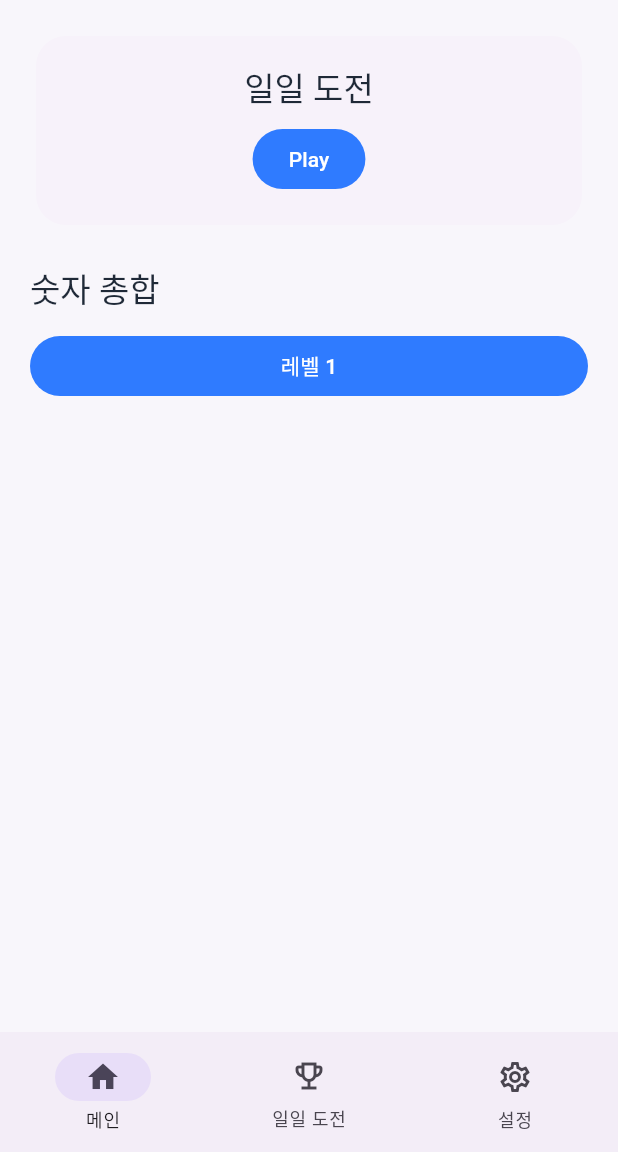
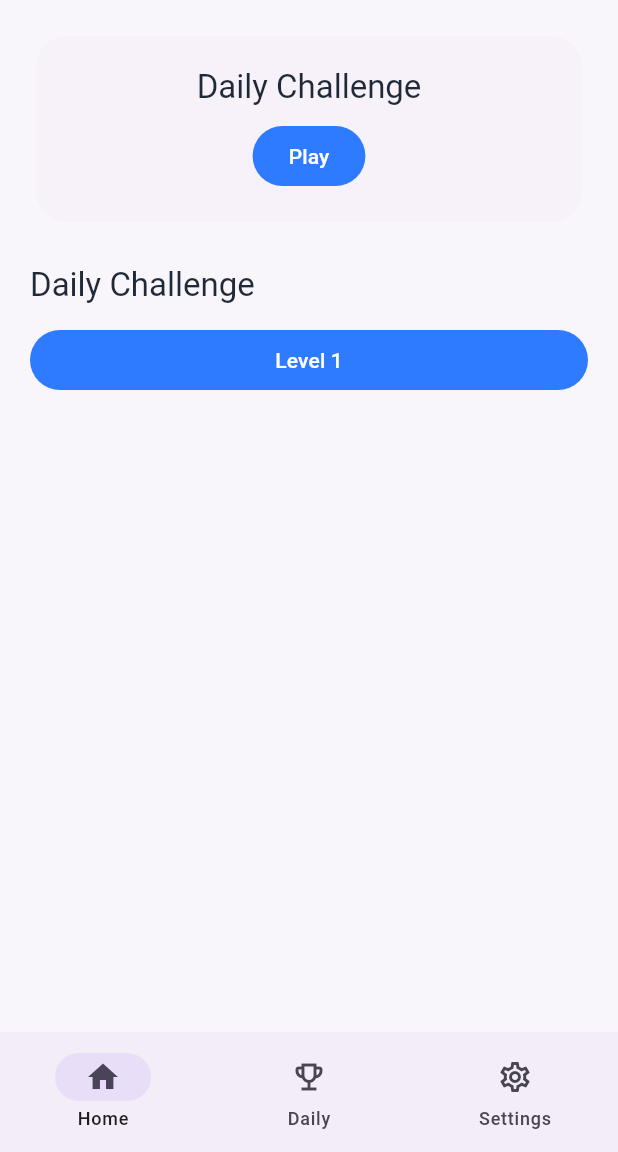
Before and after one commit to hugoMGSung/hugo-vibecodings, a Flutter app: the HomePage screen opened by its route, on a phone screen of 412 x 824 dp, the part 84-1236 px from its top. Run offline on Flutter 3.47's test engine with Material 3 defaults, Android fonts, the phone set to English and light mode, and no system bars; our stand-ins replace cloud_firestore, firebase_core, firebase_messaging, flutter_riverpod, go_router, shared_preferences and 1 more; missing offline and left inert: flame; accounts and stored records are empty.

Commit message:
오늘은 바이브코딩 정리!

```diff
--- a/flutter/flame_puzzle_framework/lib/features/home/home_page.dart
+++ b/flutter/flame_puzzle_framework/lib/features/home/home_page.dart
@@ -42,7 +42,7 @@ class _HomePageState extends State<HomePage> {
 
     return Scaffold(
       appBar: AppBar(
-        title: Text(context.t.appTitle),
+        title: Text(context.t.appTitle),  // 다국어 교체!
         actions: [
           IconButton(onPressed: () => showTutorial(context), icon: const Icon(Icons.help_outline)),
         ],
@@ -57,16 +57,28 @@ class _HomePageState extends State<HomePage> {
         onDestinationSelected: (i) async {
           if (i == 2) {
             // 설정은 별도 화면으로 푸시
-            await context.push('/settings');
+            await context.push('/settings');  // 이건 폴더 경로!
             if (mounted) setState(() => bottomIndex = 0); // 돌아오면 메인 탭으로
             } else {
               setState(() => bottomIndex = i);
             }
           },
-        destinations: const [
-          NavigationDestination(icon: Icon(Icons.home_outlined), selectedIcon: Icon(Icons.home), label: '메인'),
-          NavigationDestination(icon: Icon(Icons.emoji_events_outlined), selectedIcon: Icon(Icons.emoji_events), label: '일일 도전'),
-          NavigationDestination(icon: Icon(Icons.settings_outlined), selectedIcon: Icon(Icons.settings), label: '설정'),
+        destinations: [
+          NavigationDestination(
+              icon: const Icon(Icons.home_outlined),
+              selectedIcon: const Icon(Icons.home),
+              label: context.t.tabHome,
+          ),
+          NavigationDestination(
+              icon: const Icon(Icons.emoji_events_outlined),
+              selectedIcon: const Icon(Icons.emoji_events),
+              label: context.t.tabAwards,
+          ),
+          NavigationDestination(
+              icon: const Icon(Icons.settings_outlined),
+              selectedIcon: const Icon(Icons.settings),
+              label: context.t.tabSettings,
+          ),
         ],
       ),
     );
@@ -76,7 +88,7 @@ class _HomePageState extends State<HomePage> {
     final seed = DateTime.now().toIso8601String().substring(0, 10);
     Navigator.of(context).push(MaterialPageRoute(
       builder: (_) => PuzzleGameScreen(
-        title: '일일 도전',
+        title: context.t.dailyTitle,                 // ✅ 다국어
         generator: () => NumberSumPuzzle.daily(seed),   // ✅ 함수로 전달
       ),
     ));
@@ -85,7 +97,7 @@ class _HomePageState extends State<HomePage> {
   void _startLevel(BuildContext context, int level) {
     Navigator.of(context).push(MaterialPageRoute(
       builder: (_) => PuzzleGameScreen(
-        title: '레벨 $level',
+        title: context.t.levelN(level),              // ✅ 다국어(포지셔널)
         generator: () => NumberSumPuzzle.level(level), // ✅ 함수로 전달
       ),
     ));
@@ -109,7 +121,7 @@ class _MainTab extends StatelessWidget {
               padding: const EdgeInsets.all(20),
               child: Column(
                 children: [
-                  Text('일일 도전', style: Theme.of(context).textTheme.titleLarge),
+                  Text(context.t.homeDaily, style: Theme.of(context).textTheme.titleLarge),  // 다국어
                   const SizedBox(height: 8),
                   FilledButton(onPressed: onPlayDaily, child: Text(context.t.play)),
                 ],
@@ -117,9 +129,10 @@ class _MainTab extends StatelessWidget {
             ),
           ),
           const SizedBox(height: 24),
-          Text('숫자 총합', style: Theme.of(context).textTheme.titleLarge),
+          Text(context.t.homeDaily, style: Theme.of(context).textTheme.titleLarge),
           const SizedBox(height: 12),
-          FilledButton(onPressed: onPlayLevel1, child: const Text('레벨 1')),
+          //FilledButton(onPressed: onPlayLevel1, child: const Text('레벨 1')),
+          FilledButton(onPressed: onPlayLevel1, child: Text(context.t.levelN(1))),
         ],
       ),
     );
@@ -135,11 +148,12 @@ class AwardsTab extends StatelessWidget {
       child: Column(
         mainAxisAlignment: MainAxisAlignment.center,
         children: [
-          Text('어워드', style: Theme.of(context).textTheme.headlineSmall),
+          // Text('어워드', style: Theme.of(context).textTheme.headlineSmall),
+          Text(context.t.tabAwards, style: Theme.of(context).textTheme.titleLarge),  // 다국어 치환
           const SizedBox(height: 8),
-          Text('월별/이벤트 기반 도전 진행도를 여기에 표시하세요.', style: Theme.of(context).textTheme.bodyMedium),
+          Text(context.t.awardsHint, style: Theme.of(context).textTheme.bodyMedium),
           const SizedBox(height: 16),
-          FilledButton(onPressed: () => context.go('/awards'), child: const Text('자세히')),
+          FilledButton(onPressed: () => context.go('/awards'), child: Text(context.t.details)),
         ],
       ),
     );
--- a/flutter/flame_puzzle_framework/lib/features/onboarding/consent_page.dart
+++ b/flutter/flame_puzzle_framework/lib/features/onboarding/consent_page.dart
@@ -1,6 +1,7 @@
 import 'package:flutter/material.dart';
 import 'package:go_router/go_router.dart';
 import '../../services/storage/local_storage.dart';
+import '../../core/i18n.dart';
 
 /// First-run consent gate: shows ToS/Privacy text and moves to home after consent.
 class ConsentGate extends StatefulWidget {
@@ -41,7 +42,7 @@ class _ConsentGateState extends State<ConsentGate> {
             crossAxisAlignment: CrossAxisAlignment.stretch,
             children: [
               const Spacer(),
-              Text('환영합니다!', style: Theme.of(context).textTheme.headlineMedium, textAlign: TextAlign.center),
+              Text(context.t.consentTitle, style: Theme.of(context).textTheme.headlineMedium, textAlign: TextAlign.center),
               const SizedBox(height: 16),
               const Text(
                 '앱의 약관과 개인정보 처리방침을 읽고 동의해주세요. '
```
Also changed, not shown: 1 other file.
